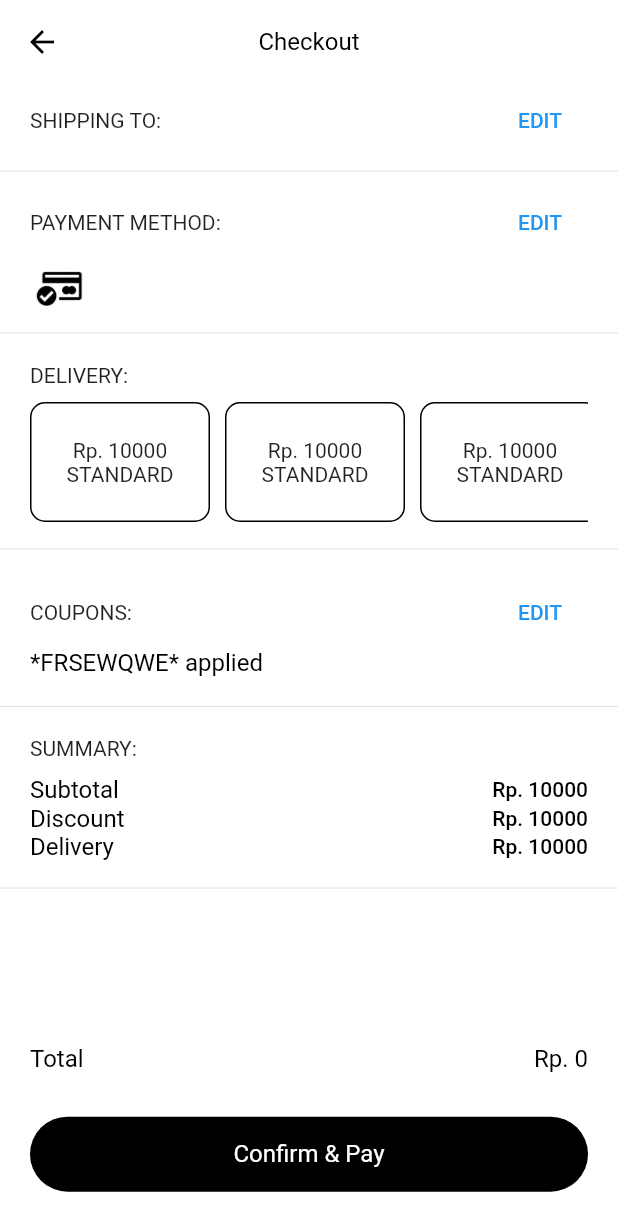
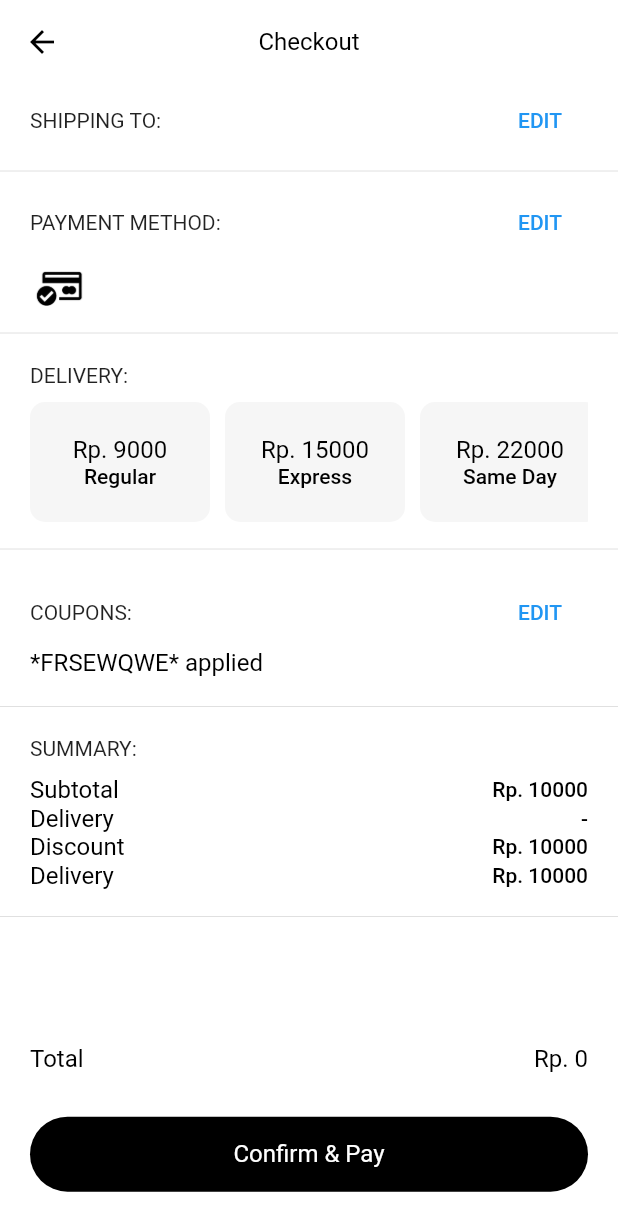
Before and after one commit to nahdian-dev/Sneak-Shoes-App, a Flutter app: the Checkout screen opened by its route, on a phone screen of 412 x 824 dp. Shown: the top 1231 px of the screen. Run offline on Flutter 3.47's test engine with Material 2 defaults, Android fonts, the phone set to English and light mode, and no system bars; our stand-ins replace awesome_snackbar_content, carousel_slider, page_transition; Roboto replaces fonts that are missing (Averta).

Commit message:
delivery

```diff
--- /dev/null
+++ b/lib/data/delivery_data.dart
@@ -0,0 +1,21 @@
+import 'package:sneak_shoes_app/models/delivery.dart';
+
+class DeliveryData {
+  static List<Delivery> deliveryData = [
+    Delivery(
+      id: 1,
+      name: 'Regular',
+      cost: 9000,
+    ),
+    Delivery(
+      id: 2,
+      name: 'Express',
+      cost: 15000,
+    ),
+    Delivery(
+      id: 3,
+      name: 'Same Day',
+      cost: 22000,
+    ),
+  ];
+}
--- /dev/null
+++ b/lib/models/delivery.dart
@@ -0,0 +1,7 @@
+class Delivery {
+  final int id;
+  final String name;
+  final int cost;
+
+  Delivery({this.id, this.name, this.cost});
+}
--- a/lib/presentation/views/checkout/checkout.dart
+++ b/lib/presentation/views/checkout/checkout.dart
@@ -141,23 +141,40 @@ class Checkout extends StatelessWidget {
                   height: 80,
                   child: ListView.builder(
                     scrollDirection: Axis.horizontal,
-                    itemCount: 5,
+                    itemCount: _checkout.deliveryData.length,
                     itemBuilder: (context, index) {
-                      return Container(
+                      return GestureDetector(
+                        onTap: () {
+                          _checkout.selectedDelivery = index;
+                          _checkout.getDeliveryCost(_checkout
+                              .deliveryData[_checkout.selectedDelivery].id);
+                        },
+                        child: Container(
                           margin: EdgeInsets.only(right: 10),
                           width: 120,
                           decoration: BoxDecoration(
-                          border: Border.all(color: ColorManager.dark),
                             borderRadius: BorderRadius.circular(10),
-                          color: ColorManager.primary,
+                            color: (_checkout.selectedDelivery == index)
+                                ? ColorManager.brown
+                                : ColorManager.grey,
                           ),
                           child: Center(
                             child: Column(
                               mainAxisAlignment: MainAxisAlignment.center,
                               children: [
-                              Text('Rp. 10000'),
-                              Text('STANDARD'),
+                                Text(
+                                  '\Rp. ${_checkout.deliveryData[index].cost}',
+                                  style: Theme.of(context).textTheme.bodyText1,
+                                ),
+                                Text(
+                                  _checkout.deliveryData[index].name,
+                                  style: Theme.of(context)
+                                      .textTheme
+                                      .subtitle1
+                                      .apply(color: ColorManager.dark),
+                                ),
                               ],
+                            ),
                           ),
                         ),
                       );
@@ -223,6 +240,22 @@ class Checkout extends StatelessWidget {
                             style: Theme.of(context).textTheme.bodyText1),
                         Text(
                           'Rp. 10000',
+                          style: Theme.of(context)
+                              .textTheme
+                              .subtitle1
+                              .apply(color: ColorManager.dark),
+                        ),
+                      ],
+                    ),
+                    Row(
+                      mainAxisAlignment: MainAxisAlignment.spaceBetween,
+                      children: [
+                        Text('Delivery',
+                            style: Theme.of(context).textTheme.bodyText1),
+                        Text(
+                          (_checkout.deliveryCost != 0)
+                              ? '\Rp. ${_checkout.deliveryCost.toString()}'
+                              : '-',
                           style: Theme.of(context)
                               .textTheme
                               .subtitle1
--- a/lib/providers/checkout.dart
+++ b/lib/providers/checkout.dart
@@ -1,4 +1,6 @@
 import 'package:flutter/material.dart';
+import 'package:sneak_shoes_app/data/delivery_data.dart';
+import 'package:sneak_shoes_app/models/delivery.dart';
 
 class Checkouts with ChangeNotifier {
   // SHIPPING
@@ -78,4 +80,26 @@ class Checkouts with ChangeNotifier {
 
     return _image;
   }
+
+  // DELIVERY
+  List<Delivery> _deliveryData = DeliveryData.deliveryData;
+  List<Delivery> get deliveryData => _deliveryData;
+
+  int _selectedDelivery;
+  int get selectedDelivery => _selectedDelivery;
+
+  set selectedDelivery(int index) {
+    _selectedDelivery = index;
+    notifyListeners();
+  }
+
+  int _deliveryCost = 0;
+  int get deliveryCost => _deliveryCost;
+
+  void getDeliveryCost(int id) {
+    Delivery _getDelivery =
+        _deliveryData.firstWhere((element) => element.id == id);
+
+    _deliveryCost = _getDelivery.cost;
+  }
 }
```
Lines whose indentation alone changed are shown as unchanged.
